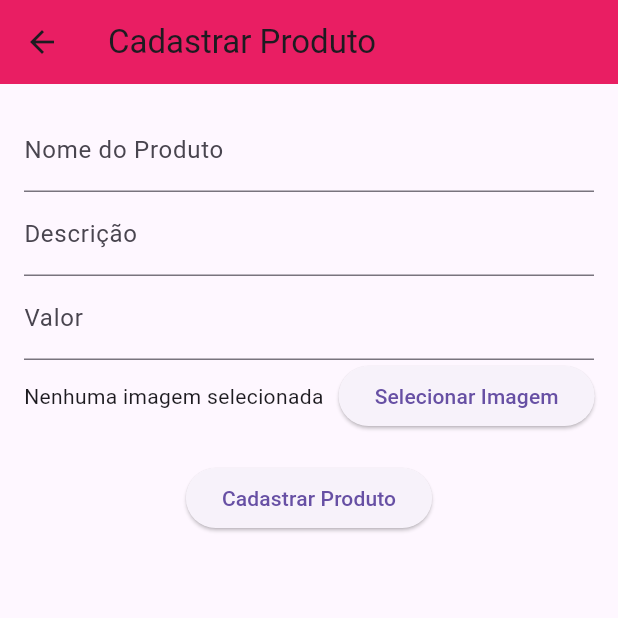
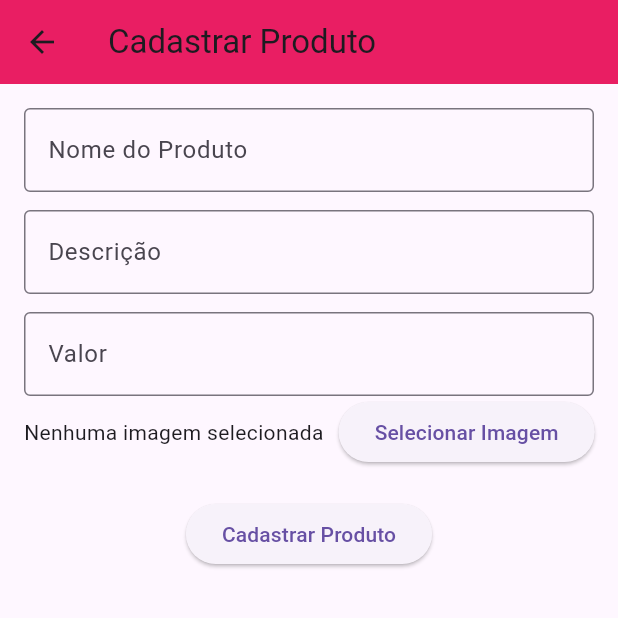
Before and after one commit to lukasreei/desafio_confeit, a Flutter app: the CadastroProdutoPage screen opened directly with empty values, on a phone screen of 412 x 824 dp, the top half of it. Run offline on Flutter 3.47's test engine with Material 3 defaults, Android fonts, the phone set to English and light mode, and no system bars; our stand-ins replace carousel_slider, image_picker, sqflite; accounts and stored records are empty.

Commit message:
ajuste no desing de textfield

```diff
--- a/lib/pages/cadastroprodutos.dart
+++ b/lib/pages/cadastroprodutos.dart
@@ -86,7 +86,7 @@ class _CadastroProdutoPageState extends State<CadastroProdutoPage> {
             children: [
               TextFormField(
                 controller: _nomeController,
-                decoration: InputDecoration(labelText: 'Nome do Produto'),
+                decoration: InputDecoration(labelText: 'Nome do Produto',border: OutlineInputBorder()),
                 validator: (value) {
                   if (value == null || value.isEmpty) {
                     return 'Informe o nome do produto';
@@ -94,10 +94,10 @@ class _CadastroProdutoPageState extends State<CadastroProdutoPage> {
                   return null;
                 },
               ),
-              // Campo Descrição
+              SizedBox(height: 12,),
               TextFormField(
                 controller: _descricaoController,
-                decoration: InputDecoration(labelText: 'Descrição'),
+                decoration: InputDecoration(labelText: 'Descrição',border: OutlineInputBorder()),
                 validator: (value) {
                   if (value == null || value.isEmpty) {
                     return 'Informe a descrição do produto';
@@ -105,10 +105,10 @@ class _CadastroProdutoPageState extends State<CadastroProdutoPage> {
                   return null;
                 },
               ),
-              // Campo Valor
+              SizedBox(height: 12,),
               TextFormField(
                 controller: _valorController,
-                decoration: InputDecoration(labelText: 'Valor'),
+                decoration: InputDecoration(labelText: 'Valor',border: OutlineInputBorder()),
                 keyboardType: TextInputType.number,
                 validator: (value) {
                   if (value == null || value.isEmpty) {
```
Also changed, not shown: lib/pages/editarproduto.dart (+6 -3 lines), lib/pages/gerenciamento.dart (+7 -4 lines).
